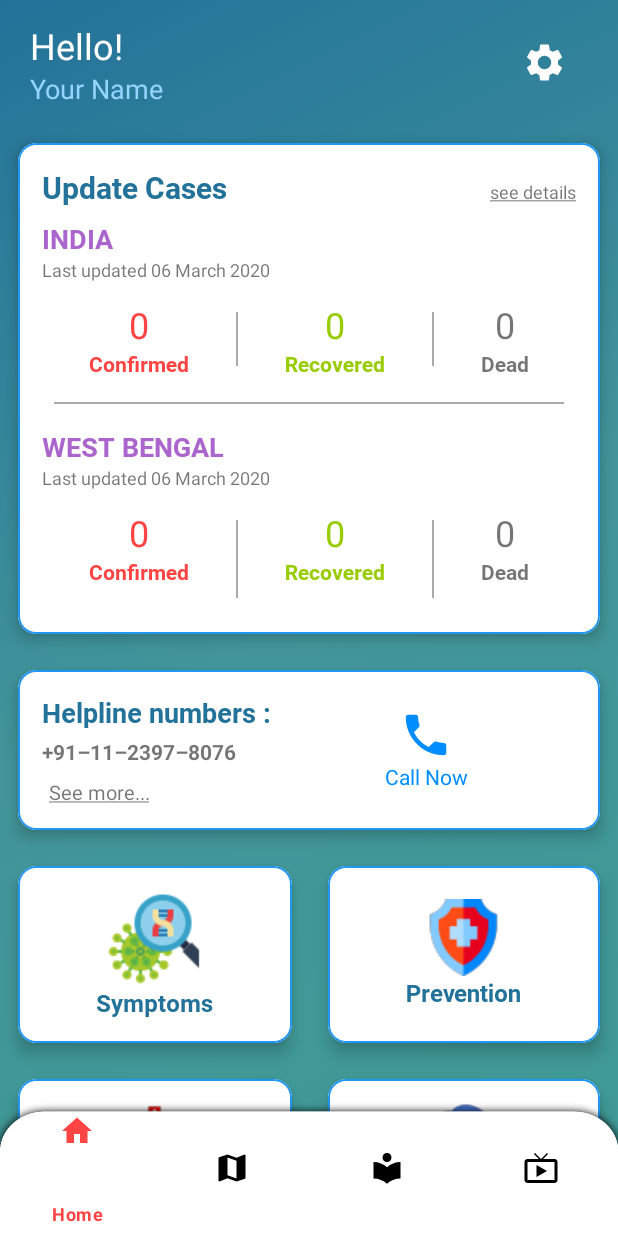
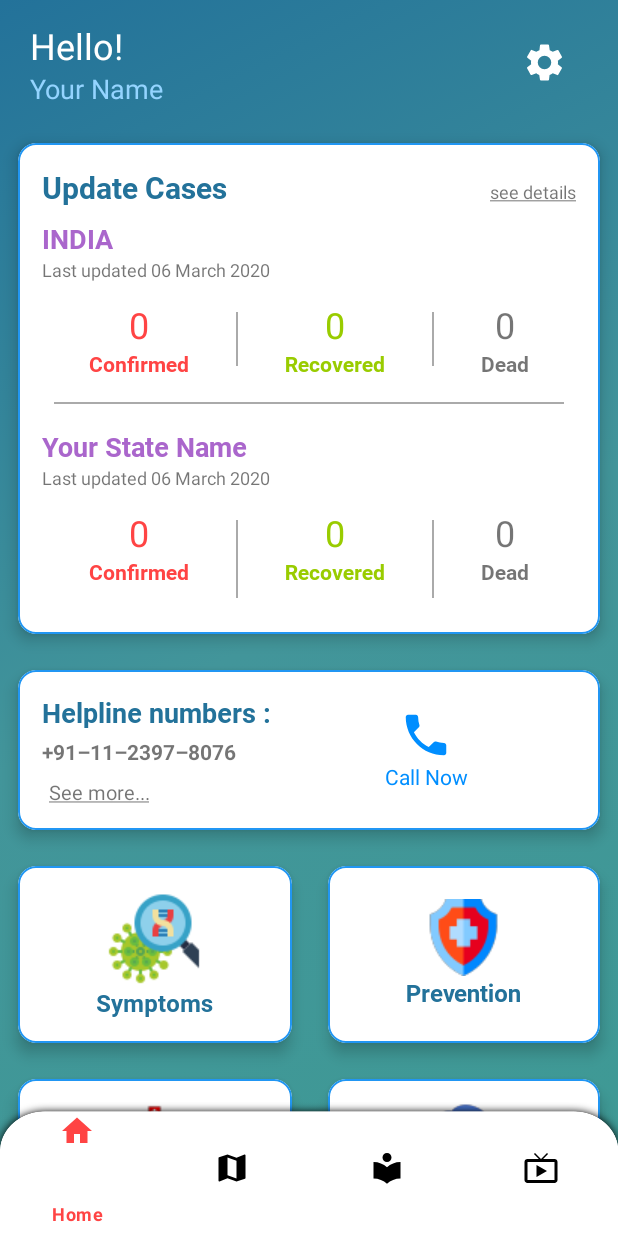
Before and after one commit to JoykishanSharma/Covid-19-Mobile-Updater-App, an Android app: the screen it shows after launch (HomeActivity), on a phone screen of 412 x 824 dp. Run offline under Robolectric (Android 15) with nearby library versions, the phone set to English and light mode, and no system bars; our stand-ins replace Volley; network calls fail.

Commit message:
Daily Updates (Development)

```diff
--- a/app/build.gradle
+++ b/app/build.gradle
@@ -41,4 +41,5 @@ dependencies {
     implementation "androidx.recyclerview:recyclerview:1.1.0"
     // For control over item selection of both touch and mouse driven selection
     implementation "androidx.recyclerview:recyclerview-selection:1.1.0-rc01"
+    implementation 'com.android.volley:volley:1.1.1'
 }
--- a/app/src/main/AndroidManifest.xml
+++ b/app/src/main/AndroidManifest.xml
@@ -5,6 +5,7 @@
     <uses-permission android:name="android.permission.INTERNET" />
     <uses-permission android:name="android.permission.ACCESS_NETWORK_STATE" />
     <uses-permission android:name="android.permission.ACCESS_WIFI_STATE" />
+    <uses-permission android:name="android.permission.ACCESS_FINE_LOCATION"/>
 
 
 
--- a/app/src/main/java/com/joyappsdevteam/covid_19tracer/HomeActivity.java
+++ b/app/src/main/java/com/joyappsdevteam/covid_19tracer/HomeActivity.java
@@ -7,15 +7,32 @@ import androidx.cardview.widget.CardView;
 
 import android.content.DialogInterface;
 import android.content.Intent;
+import android.location.Address;
+import android.location.Geocoder;
 import android.os.Build;
 import android.os.Bundle;
 import android.os.Handler;
+import android.text.InputFilter;
+import android.util.Log;
 import android.view.MenuItem;
 import android.view.View;
 import android.widget.ImageView;
 import android.widget.TextView;
 
+import com.android.volley.Request;
+import com.android.volley.RequestQueue;
+import com.android.volley.Response;
+import com.android.volley.VolleyError;
+import com.android.volley.toolbox.JsonObjectRequest;
+import com.android.volley.toolbox.Volley;
 import com.google.android.material.bottomnavigation.BottomNavigationView;
+
+import org.json.JSONArray;
+import org.json.JSONException;
+import org.json.JSONObject;
+
+import java.util.List;
+import java.util.Locale;
 
 public class HomeActivity extends AppCompatActivity {
 
@@ -24,7 +41,11 @@ public class HomeActivity extends AppCompatActivity {
     private CardView homeToMapCardView,homeToInfoCardView,homeToNewsCardView,
             all_symptoms,all_preventions,all_nearby_covid19_hospital,report_patient;
     private ImageView settings_image;
-    private TextView see_detail_map,more_helpline_nos,call_helpline_no,helpful_text;
+    private TextView see_detail_map,more_helpline_nos,call_helpline_no,helpful_text,
+            confirm_cases_india,recover_cases_india,death_cases_india,last_update_india_textView,
+            confirm_cases_state_level,recover_cases_state_level,death_cases_state_level,last_update_state_level,your_state_name;
+    private RequestQueue requestQueue;
+    private String userCurrentState;
 
     @Override
     protected void onCreate(Bundle savedInstanceState) {
@@ -45,6 +66,22 @@ public class HomeActivity extends AppCompatActivity {
         all_nearby_covid19_hospital = findViewById(R.id.all_nearby_covid19_hospital);
         report_patient = findViewById(R.id.report_patient);
         settings_image = findViewById(R.id.settings);
+        confirm_cases_india = findViewById(R.id.confirm_cases_india);
+        recover_cases_india = findViewById(R.id.recover_cases_india);
+        death_cases_india = findViewById(R.id.death_cases_india);
+        last_update_india_textView = findViewById(R.id.last_update_india_textView);
+        confirm_cases_state_level = findViewById(R.id.confirm_cases_state_level);
+        recover_cases_state_level = findViewById(R.id.recover_cases_state_level);
+        death_cases_state_level = findViewById(R.id.death_cases_state_level);
+        last_update_state_level = findViewById(R.id.last_update_state_textView);
+        your_state_name = findViewById(R.id.your_state_name);
+
+        requestQueue = Volley.newRequestQueue(this);
+
+        //Testing purpose
+        userCurrentState = "West Bengal";
+
+        parseJsonData(userCurrentState);
 
         bottomNavigationView.setOnNavigationItemSelectedListener(new BottomNavigationView.OnNavigationItemSelectedListener() {
             @Override
@@ -169,6 +206,52 @@ public class HomeActivity extends AppCompatActivity {
         });
     }
 
+    private void parseJsonData(final String currentState) {
+        String url = "https://api.covid19india.org/data.json";
+        JsonObjectRequest request = new JsonObjectRequest(Request.Method.GET, url, null, new Response.Listener<JSONObject>() {
+            @Override
+            public void onResponse(JSONObject response) {
+                try {
+                    JSONArray jsonArray = response.getJSONArray("statewise");
+
+                    for (int i = 0; i < jsonArray.length(); i++){
+                        JSONObject indianState = jsonArray.getJSONObject(i);
+
+                        String state = indianState.getString("state");
+                        String lastUpdatedTime = indianState.getString("lastupdatedtime");
+                        String confirmedCases = indianState.getString("confirmed");
+                        String recoveredCases = indianState.getString("recovered");
+                        String deathCases = indianState.getString("deaths");
+
+                        if (state.equals("Total")){
+                            last_update_india_textView.setText("Last Update : " + lastUpdatedTime);
+                            confirm_cases_india.setText(confirmedCases);
+                            recover_cases_india.setText(recoveredCases);
+                            death_cases_india.setText(deathCases);
+                        }
+
+                        if (state.equals(currentState)){
+                            your_state_name.setText(currentState.toUpperCase());
+                            last_update_state_level.setText("Last Update : " + lastUpdatedTime);
+                            confirm_cases_state_level.setText(confirmedCases);
+                            recover_cases_state_level.setText(recoveredCases);
+                            death_cases_state_level.setText(deathCases);
+                        }
+                    }
+                } catch (JSONException e) {
+                    e.printStackTrace();
+                }
+            }
+        }, new Response.ErrorListener() {
+            @Override
+            public void onErrorResponse(VolleyError error) {
+                error.printStackTrace();
+            }
+        });
+
+        requestQueue.add(request);
+    }
+
     @Override
     protected void onStart() {
         super.onStart();
--- a/app/src/main/res/layout/activity_home.xml
+++ b/app/src/main/res/layout/activity_home.xml
@@ -292,7 +292,7 @@
                             android:orientation="vertical">
 
                             <TextView
-                                android:id="@+id/dead_cases_india"
+                                android:id="@+id/death_cases_india"
                                 android:layout_width="wrap_content"
                                 android:layout_height="wrap_content"
                                 android:text="@string/_0000"
@@ -320,10 +320,11 @@
                         android:background="@android:color/darker_gray" />
 
                     <TextView
+                        android:id="@+id/your_state_name"
                         android:layout_width="wrap_content"
                         android:layout_height="wrap_content"
                         android:fontFamily="@font/roboto_bold"
-                        android:text="@string/west_bengal"
+                        android:text="@string/your_state"
                         android:textColor="@android:color/holo_purple"
                         android:textSize="18sp" />
 
@@ -350,6 +351,7 @@
                             android:orientation="vertical">
 
                             <TextView
+                                android:id="@+id/confirm_cases_state_level"
                                 android:layout_width="wrap_content"
                                 android:layout_height="wrap_content"
                                 android:text="@string/_000"
@@ -381,6 +383,7 @@
                             android:orientation="vertical">
 
                             <TextView
+                                android:id="@+id/recover_cases_state_level"
                                 android:layout_width="wrap_content"
                                 android:layout_height="wrap_content"
                                 android:text="@string/_000"
@@ -413,6 +416,7 @@
                             android:orientation="vertical">
 
                             <TextView
+                                android:id="@+id/death_cases_state_level"
                                 android:layout_width="wrap_content"
                                 android:layout_height="wrap_content"
                                 android:text="@string/_000"
--- a/app/src/main/res/values/strings.xml
+++ b/app/src/main/res/values/strings.xml
@@ -11,7 +11,7 @@
     <string name="see_details"><u>see details</u></string>
     <string name="last_updated_06_march_2020">Last updated 06 March 2020</string>
     <string name="_0000">0</string>
-    <string name="west_bengal">WEST BENGAL</string>
+    <string name="your_state">Your State Name</string>
     <string name="_000">0</string>
     <string name="confirmed">Confirmed</string>
     <string name="recovered">Recovered</string>
```
